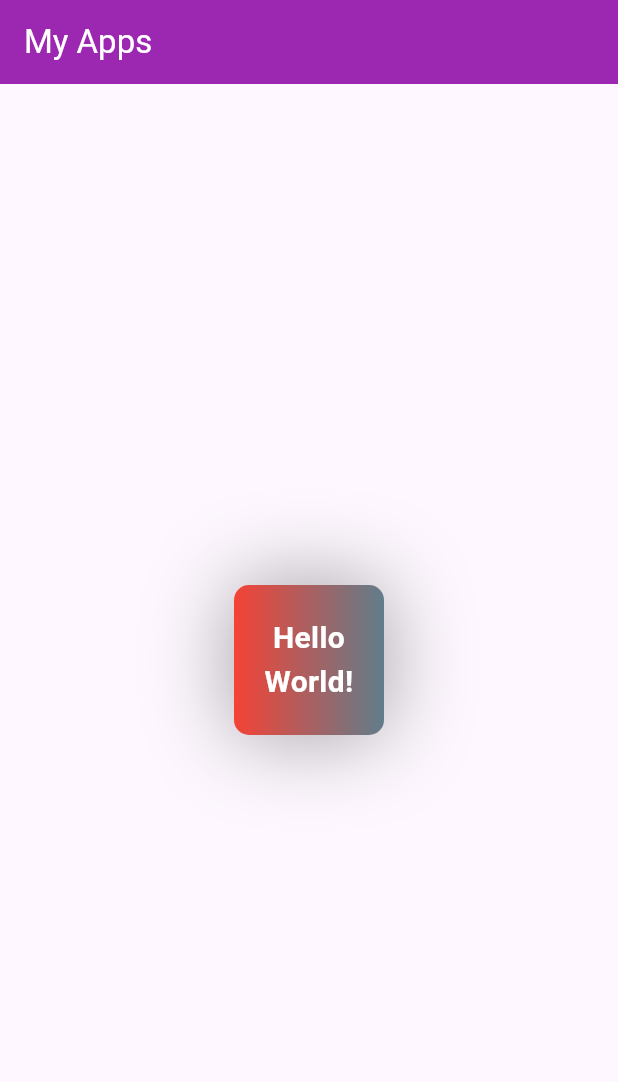
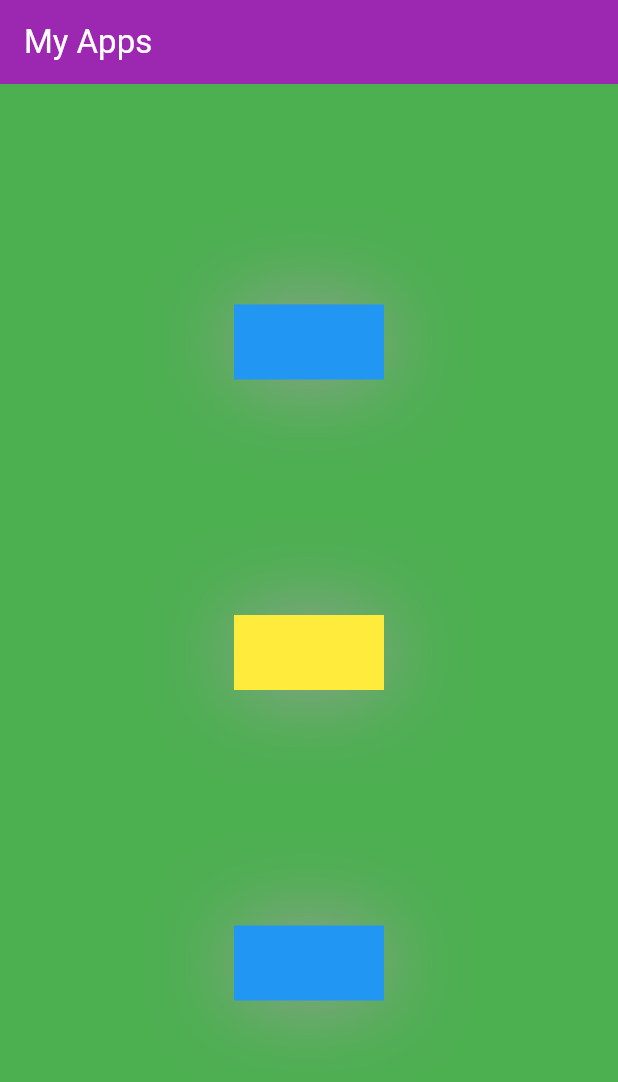
Before and after one commit to Tahmid-kabir-addin/Flutter-Essentials, a Flutter app: the screen it shows after launch, on a phone screen of 412 x 824 dp. Shown: the top 1082 px of the screen. Run offline on Flutter 3.47's test engine with Material 3 defaults, Android fonts, the phone set to English and light mode, and no system bars.

Commit message:
Row Column

```diff
--- a/lib/main.dart
+++ b/lib/main.dart
@@ -26,39 +26,63 @@ class HomePage extends StatelessWidget {
           ),
         ),
       ),
-      body: Center(
-        child: Container(
+      body: Container(
+        // height: 1000,
+        width: 500,
+        color: Colors.green,
+        child: Column(
+          mainAxisAlignment: MainAxisAlignment.spaceEvenly,
+          crossAxisAlignment: CrossAxisAlignment.center,
+          children: [
+            Container(
               padding: const EdgeInsets.all(10),
-          alignment: Alignment.center,
-          height: 100,
+              margin: const EdgeInsets.only(bottom: 10),
+              height: 50,
               width: 100,
-          clipBehavior: Clip.antiAlias,
-
               // color: Colors.red,
-          decoration: BoxDecoration(
-            gradient: const LinearGradient(colors: [
-              Colors.red,
-              Colors.blueGrey,
-            ]),
-            boxShadow: const [
+              decoration: const BoxDecoration(
+                  color: Colors.blue,
+                  boxShadow: [
                     BoxShadow(
                       color: Colors.grey,
                       blurRadius: 50,
                     )
-            ],
-            color: Colors.red,
-            borderRadius: BorderRadius.circular(10),
-          ),
-          child: const Text(
-            'Hello World!',
-            textAlign: TextAlign.center,
-            style: TextStyle(
-              color: Colors.white,
-              fontWeight: FontWeight.bold,
-              fontSize: 20,
+                  ]
               ),
             ),
+            Container(
+              margin: const EdgeInsets.only(bottom: 10),
+              height: 50,
+              width: 100,
+              // color: Colors.yellow,
+              decoration: const BoxDecoration(
+                  color: Colors.yellow,
+                  boxShadow: [
+                    BoxShadow(
+                      color: Colors.grey,
+                      blurRadius: 50,
+                    )
+                  ]
               ),
+            ),
+            Container(
+              margin: const EdgeInsets.only(bottom: 10),
+              height: 50,
+              width: 100,
+              // color: Colors.blue,
+              decoration: const BoxDecoration(
+                color: Colors.blue,
+                boxShadow: [
+                  BoxShadow(
+                    color: Colors.grey,
+                    blurRadius: 50,
+                  )
+                ]
+              ),
+            ),
+          ],
+        ),
+
       ),
     );
   }
```
Lines whose indentation alone changed are shown as unchanged.
